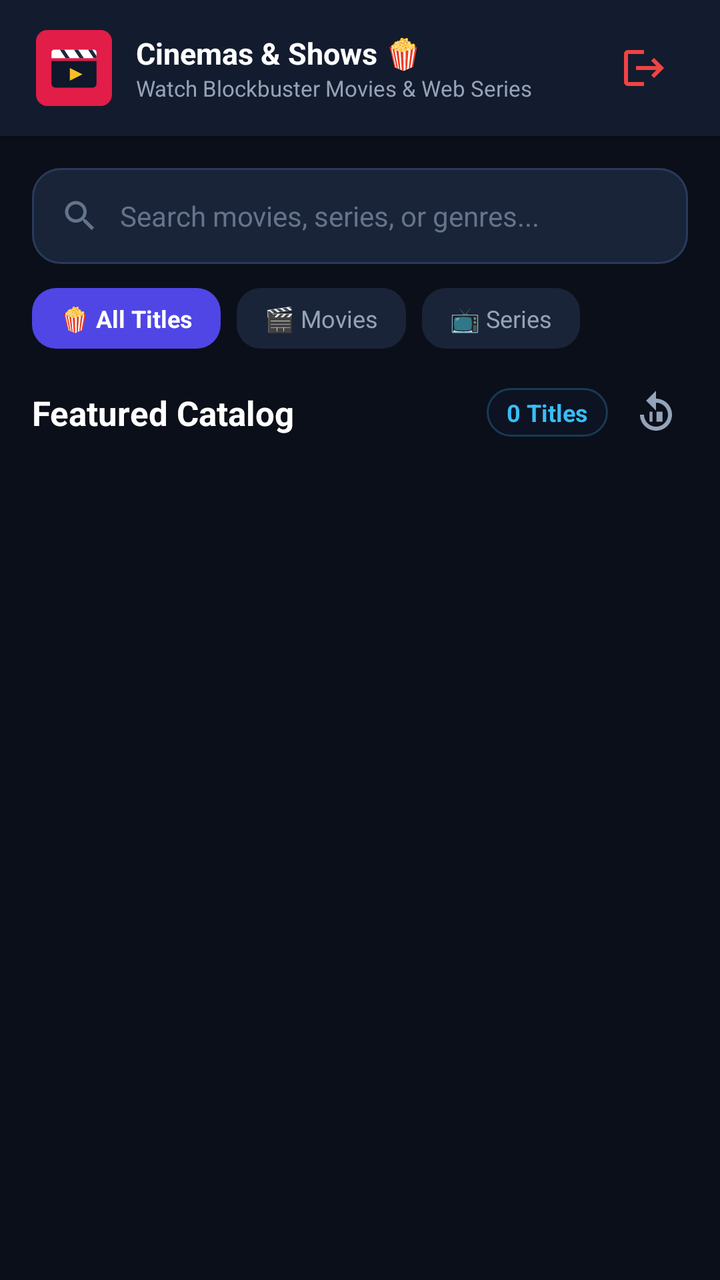
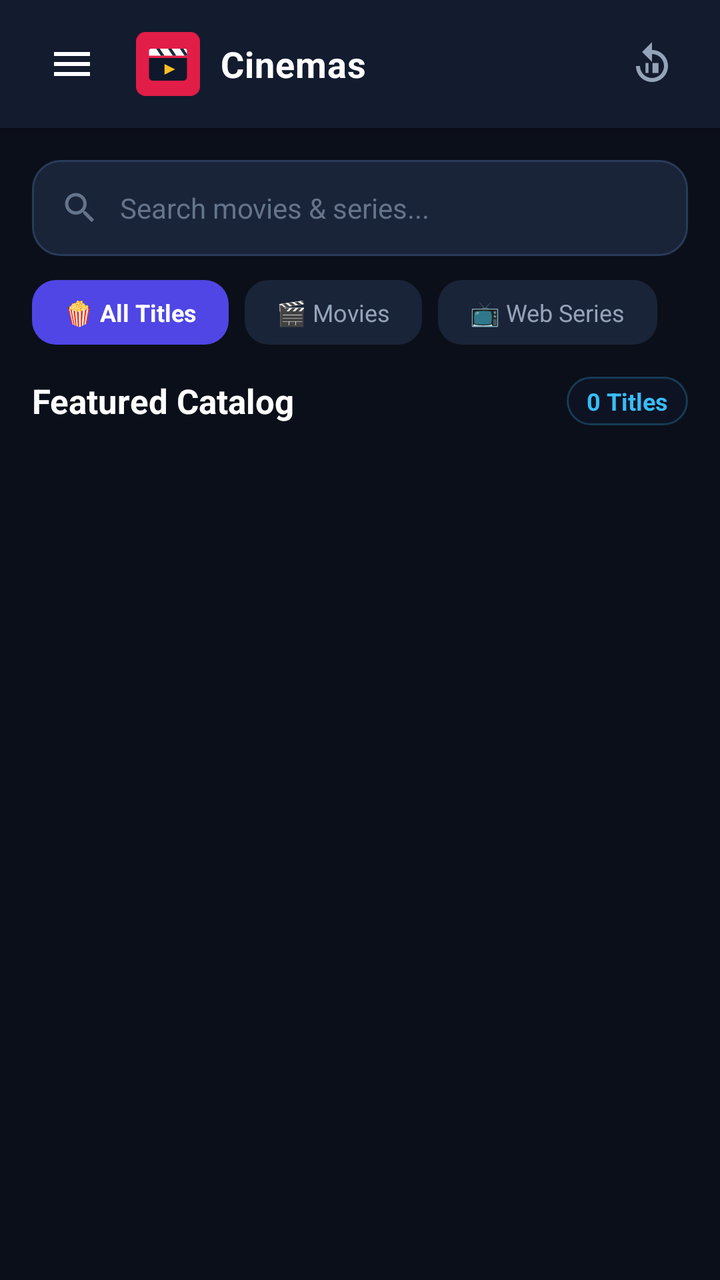

Compare the two renders of this Android layout. The source of the first and the diff that turns it into the second are given below.
<!-- AndroidManifest.xml: application theme Theme.CinemasApp -->
<!-- res/layout/activity_main.xml -->
﻿<?xml version="1.0" encoding="utf-8"?>
<LinearLayout xmlns:android="http://schemas.android.com/apk/res/android"
    android:layout_width="match_parent"
    android:layout_height="match_parent"
    android:orientation="vertical"
    android:background="#0B0F19">

    
    <LinearLayout
        android:layout_width="match_parent"
        android:layout_height="68dp"
        android:background="#131B2E"
        android:gravity="center_vertical"
        android:paddingHorizontal="18dp"
        android:elevation="4dp">

        <ImageView
            android:layout_width="38dp"
            android:layout_height="38dp"
            android:src="@drawable/ic_cinema_logo"
            android:layout_marginEnd="12dp" />

        <LinearLayout
            android:layout_width="0dp"
            android:layout_height="wrap_content"
            android:layout_weight="1"
            android:orientation="vertical">

            <TextView
                android:id="@+id/tvUserWelcome"
                android:layout_width="wrap_content"
                android:layout_height="wrap_content"
                android:text="Cinemas &amp; Shows 🍿"
                android:textColor="#FFFFFF"
                android:textSize="15sp"
                android:textStyle="bold" />

            <TextView
                android:layout_width="wrap_content"
                android:layout_height="wrap_content"
                android:text="Watch Blockbuster Movies &amp; Web Series"
                android:textColor="#94A3B8"
                android:textSize="11sp" />
        </LinearLayout>

        <ImageButton
            android:id="@+id/btnLogout"
            android:layout_width="40dp"
            android:layout_height="40dp"
            android:src="@drawable/ic_logout"
            android:background="?attr/selectableItemBackgroundBorderless"
            android:tint="#EF4444"
            android:contentDescription="Logout" />
    </LinearLayout>

    
    <LinearLayout
        android:layout_width="match_parent"
        android:layout_height="wrap_content"
        android:orientation="vertical"
        android:padding="16dp">

        
        <LinearLayout
            android:layout_width="match_parent"
            android:layout_height="48dp"
            android:background="@drawable/bg_input_field"
            android:gravity="center_vertical"
            android:paddingHorizontal="14dp">

            <ImageView
                android:layout_width="20dp"
                android:layout_height="20dp"
                android:src="@drawable/ic_search"
                android:tint="#64748B" />

            <EditText
                android:id="@+id/etSearchCourses"
                android:layout_width="match_parent"
                android:layout_height="match_parent"
                android:background="@null"
                android:hint="Search movies, series, or genres..."
                android:textColorHint="#64748B"
                android:textColor="#FFFFFF"
                android:textSize="14sp"
                android:paddingStart="10dp"
                android:imeOptions="actionSearch"
                android:singleLine="true" />
        </LinearLayout>

        
        <LinearLayout
            android:layout_width="match_parent"
            android:layout_height="wrap_content"
            android:orientation="horizontal"
            android:layout_marginTop="12dp">

            <TextView
                android:id="@+id/tvTabAll"
                android:layout_width="wrap_content"
                android:layout_height="wrap_content"
                android:text="🍿 All Titles"
                android:textColor="#FFFFFF"
                android:textSize="12sp"
                android:textStyle="bold"
                android:paddingHorizontal="14dp"
                android:paddingVertical="7dp"
                android:background="@drawable/bg_tab_active"
                android:layout_marginEnd="8dp" />

            <TextView
                android:id="@+id/tvTabPaid"
                android:layout_width="wrap_content"
                android:layout_height="wrap_content"
                android:text="🎬 Movies"
                android:textColor="#94A3B8"
                android:textSize="12sp"
                android:paddingHorizontal="14dp"
                android:paddingVertical="7dp"
                android:background="@drawable/bg_tab_inactive"
                android:layout_marginEnd="8dp" />

            <TextView
                android:id="@+id/tvTabFree"
                android:layout_width="wrap_content"
                android:layout_height="wrap_content"
                android:text="📺 Series"
                android:textColor="#94A3B8"
                android:textSize="12sp"
                android:paddingHorizontal="14dp"
                android:paddingVertical="7dp"
                android:background="@drawable/bg_tab_inactive" />
        </LinearLayout>
    </LinearLayout>

    
    <LinearLayout
        android:layout_width="match_parent"
        android:layout_height="wrap_content"
        android:orientation="horizontal"
        android:paddingHorizontal="16dp"
        android:layout_marginBottom="10dp"
        android:gravity="center_vertical">

        <TextView
            android:layout_width="0dp"
            android:layout_height="wrap_content"
            android:layout_weight="1"
            android:text="Featured Catalog"
            android:textColor="#FFFFFF"
            android:textSize="17sp"
            android:textStyle="bold" />

        <TextView
            android:id="@+id/tvCourseCountBadge"
            android:layout_width="wrap_content"
            android:layout_height="wrap_content"
            android:text="0 Titles"
            android:textColor="#38BDF8"
            android:textSize="12sp"
            android:textStyle="bold"
            android:background="@drawable/bg_glass_pill"
            android:paddingHorizontal="10dp"
            android:paddingVertical="4dp"
            android:layout_marginEnd="8dp" />

        <ImageButton
            android:id="@+id/btnRefresh"
            android:layout_width="32dp"
            android:layout_height="32dp"
            android:src="@drawable/ic_replay_10"
            android:background="?attr/selectableItemBackgroundBorderless"
            android:tint="#94A3B8"
            android:contentDescription="Refresh" />
    </LinearLayout>

    
    <LinearLayout
        android:id="@+id/layoutEmptyState"
        android:layout_width="match_parent"
        android:layout_height="0dp"
        android:layout_weight="1"
        android:orientation="vertical"
        android:gravity="center"
        android:padding="32dp"
        android:visibility="gone">

        <ImageView
            android:layout_width="72dp"
            android:layout_height="72dp"
            android:src="@drawable/ic_play_arrow"
            android:tint="#334155" />

        <TextView
            android:id="@+id/tvEmptyTitle"
            android:layout_width="wrap_content"
            android:layout_height="wrap_content"
            android:text="No titles available yet"
            android:textColor="#FFFFFF"
            android:textSize="16sp"
            android:textStyle="bold"
            android:layout_marginTop="16dp" />

        <TextView
            android:layout_width="wrap_content"
            android:layout_height="wrap_content"
            android:text="Check back soon for new movies and seasons."
            android:textColor="#64748B"
            android:textSize="13sp"
            android:layout_marginTop="6dp"
            android:textAlignment="center" />
    </LinearLayout>

    
    <androidx.recyclerview.widget.RecyclerView
        android:id="@+id/recyclerViewCourses"
        android:layout_width="match_parent"
        android:layout_height="0dp"
        android:layout_weight="1"
        android:paddingHorizontal="12dp"
        android:paddingBottom="16dp"
        android:clipToPadding="false" />

</LinearLayout>
<!-- resources referenced by this layout -->
<resources>
  <!-- drawable bg_glass_pill (drawable) -->
  <?xml version="1.0" encoding="utf-8"?>
  <shape xmlns:android="http://schemas.android.com/apk/res/android"
      android:shape="rectangle">
      <corners android:radius="20dp" />
      <solid android:color="#990F172A" />
      <stroke android:width="1dp" android:color="#4038BDF8" />
  </shape>
  <!-- drawable bg_input_field (drawable) -->
  <?xml version="1.0" encoding="utf-8"?>
  <shape xmlns:android="http://schemas.android.com/apk/res/android"
      android:shape="rectangle">
      <corners android:radius="14dp" />
      <solid android:color="#1A2438" />
      <stroke android:width="1dp" android:color="#2A3B5A" />
  </shape>
  <!-- drawable bg_tab_active (drawable) -->
  <?xml version="1.0" encoding="utf-8"?>
  <shape xmlns:android="http://schemas.android.com/apk/res/android"
      android:shape="rectangle">
      <corners android:radius="12dp" />
      <solid android:color="#4F46E5" />
  </shape>
  <!-- drawable bg_tab_inactive (drawable) -->
  <?xml version="1.0" encoding="utf-8"?>
  <shape xmlns:android="http://schemas.android.com/apk/res/android"
      android:shape="rectangle">
      <corners android:radius="12dp" />
      <solid android:color="#1A2438" />
  </shape>
  <!-- drawable ic_logout (drawable) -->
  <vector xmlns:android="http://schemas.android.com/apk/res/android"
      android:width="24dp"
      android:height="24dp"
      android:viewportWidth="24"
      android:viewportHeight="24">
      <path
          android:fillColor="#FFFFFFFF"
          android:pathData="M17,7l-1.41,1.41L18.17,11H8v2h10.17l-2.58,2.58L17,17l5,-5zM4,5h8V3H4c-1.1,0 -2,0.9 -2,2v14c0,1.1 0.9,2 2,2h8v-2H4V5z"/>
  </vector>
  <!-- drawable ic_play_arrow (drawable) -->
  <vector xmlns:android="http://schemas.android.com/apk/res/android"
      android:width="24dp"
      android:height="24dp"
      android:viewportWidth="24"
      android:viewportHeight="24">
      <path
          android:fillColor="#FFFFFFFF"
          android:pathData="M8,5v14l11,-7z"/>
  </vector>
  <!-- drawable ic_replay_10 (drawable) -->
  <vector xmlns:android="http://schemas.android.com/apk/res/android"
      android:width="24dp"
      android:height="24dp"
      android:viewportWidth="24"
      android:viewportHeight="24">
      <path
          android:fillColor="#FFFFFFFF"
          android:pathData="M12,5V1L7,6l5,5V7c3.31,0 6,2.69 6,6s-2.69,6 -6,6 -6,-2.69 -6,-6H4c0,4.42 3.58,8 8,8s8,-3.58 8,-8 -3.58,-8 -8,-8zM10.25,16.5h-1.5v-5h1.5v5zM15.25,16.5h-3v-5h3v5z"/>
  </vector>
  <!-- drawable ic_search (drawable) -->
  <vector xmlns:android="http://schemas.android.com/apk/res/android"
      android:width="24dp"
      android:height="24dp"
      android:viewportWidth="24"
      android:viewportHeight="24">
      <path
          android:fillColor="#FFFFFFFF"
          android:pathData="M15.5,14h-0.79l-0.28,-0.27C15.41,12.59 16,11.11 16,9.5 16,5.91 13.09,3 9.5,3S3,5.91 3,9.5 5.91,16 9.5,16c1.61,0 3.09,-0.59 4.23,-1.57l0.27,0.28v0.79l5,4.99L20.49,19l-4.99,-5zm-6,0C7.01,14 5,11.99 5,9.5S7.01,5 9.5,5 14,7.01 14,9.5 11.99,14 9.5,14z"/>
  </vector>
  <style name="Theme.CinemasApp" parent="Theme.MaterialComponents.DayNight.NoActionBar">
          <item name="colorPrimary">#E11D48</item>
          <item name="colorPrimaryVariant">#BE123C</item>
          <item name="colorOnPrimary">#FFFFFF</item>
          <item name="colorSecondary">#F59E0B</item>
          <item name="colorOnSecondary">#0B0F19</item>
          <item name="android:statusBarColor">#0B0F19</item>
          <item name="android:navigationBarColor">#0B0F19</item>
          <item name="android:windowBackground">#0B0F19</item>
      </style>
  <!-- unchanged entries left out for length: 1 -->
</resources>

<!-- the commit's change to res/layout/activity_main.xml (unified diff, before → after) -->
@@ -1,224 +1,368 @@
 ﻿<?xml version="1.0" encoding="utf-8"?>
-<LinearLayout xmlns:android="http://schemas.android.com/apk/res/android"
+<androidx.drawerlayout.widget.DrawerLayout xmlns:android="http://schemas.android.com/apk/res/android"
+    android:id="@+id/drawerLayout"
     android:layout_width="match_parent"
     android:layout_height="match_parent"
-    android:orientation="vertical"
     android:background="#0B0F19">
 
     
     <LinearLayout
         android:layout_width="match_parent"
-        android:layout_height="68dp"
-        android:background="#131B2E"
-        android:gravity="center_vertical"
-        android:paddingHorizontal="18dp"
-        android:elevation="4dp">
-
-        <ImageView
-            android:layout_width="38dp"
-            android:layout_height="38dp"
-            android:src="@drawable/ic_cinema_logo"
-            android:layout_marginEnd="12dp" />
-
-        <LinearLayout
-            android:layout_width="0dp"
+        android:layout_height="match_parent"
+        android:orientation="vertical"
+        android:background="#0B0F19">
+
+        
+        <LinearLayout
+            android:layout_width="match_parent"
+            android:layout_height="64dp"
+            android:background="#131B2E"
+            android:gravity="center_vertical"
+            android:paddingHorizontal="16dp"
+            android:elevation="4dp">
+
+            
+            <ImageButton
+                android:id="@+id/btnOpenDrawer"
+                android:layout_width="40dp"
+                android:layout_height="40dp"
+                android:src="@drawable/ic_menu"
+                android:background="?attr/selectableItemBackgroundBorderless"
+                android:tint="#FFFFFF"
+                android:contentDescription="Menu" />
+
+            <ImageView
+                android:layout_width="32dp"
+                android:layout_height="32dp"
+                android:src="@drawable/ic_cinema_logo"
+                android:layout_marginStart="12dp"
+                android:layout_marginEnd="10dp" />
+
+            <TextView
+                android:layout_width="0dp"
+                android:layout_height="wrap_content"
+                android:layout_weight="1"
+                android:text="Cinemas"
+                android:textColor="#FFFFFF"
+                android:textSize="18sp"
+                android:textStyle="bold"
+                android:letterSpacing="0.02" />
+
+            <ImageButton
+                android:id="@+id/btnRefresh"
+                android:layout_width="36dp"
+                android:layout_height="36dp"
+                android:src="@drawable/ic_replay_10"
+                android:background="?attr/selectableItemBackgroundBorderless"
+                android:tint="#94A3B8"
+                android:contentDescription="Refresh" />
+        </LinearLayout>
+
+        
+        <LinearLayout
+            android:layout_width="match_parent"
             android:layout_height="wrap_content"
+            android:orientation="vertical"
+            android:padding="16dp">
+
+            
+            <LinearLayout
+                android:layout_width="match_parent"
+                android:layout_height="48dp"
+                android:background="@drawable/bg_input_field"
+                android:gravity="center_vertical"
+                android:paddingHorizontal="14dp">
+
+                <ImageView
+                    android:layout_width="20dp"
+                    android:layout_height="20dp"
+                    android:src="@drawable/ic_search"
+                    android:tint="#64748B" />
+
+                <EditText
+                    android:id="@+id/etSearchMedia"
+                    android:layout_width="match_parent"
+                    android:layout_height="match_parent"
+                    android:background="@null"
+                    android:hint="Search movies &amp; series..."
+                    android:textColorHint="#64748B"
+                    android:textColor="#FFFFFF"
+                    android:textSize="14sp"
+                    android:paddingStart="10dp"
+                    android:imeOptions="actionSearch"
+                    android:singleLine="true" />
+            </LinearLayout>
+
+            
+            <LinearLayout
+                android:layout_width="match_parent"
+                android:layout_height="wrap_content"
+                android:orientation="horizontal"
+                android:layout_marginTop="12dp">
+
+                <TextView
+                    android:id="@+id/tvTabAll"
+                    android:layout_width="wrap_content"
+                    android:layout_height="wrap_content"
+                    android:text="🍿 All Titles"
+                    android:textColor="#FFFFFF"
+                    android:textSize="12sp"
+                    android:textStyle="bold"
+                    android:paddingHorizontal="16dp"
+                    android:paddingVertical="8dp"
+                    android:background="@drawable/bg_tab_active"
+                    android:layout_marginEnd="8dp" />
+
+                <TextView
+                    android:id="@+id/tvTabMovies"
+                    android:layout_width="wrap_content"
+                    android:layout_height="wrap_content"
+                    android:text="🎬 Movies"
+                    android:textColor="#94A3B8"
+                    android:textSize="12sp"
+                    android:paddingHorizontal="16dp"
+                    android:paddingVertical="8dp"
+                    android:background="@drawable/bg_tab_inactive"
+                    android:layout_marginEnd="8dp" />
+
+                <TextView
+                    android:id="@+id/tvTabSeries"
+                    android:layout_width="wrap_content"
+                    android:layout_height="wrap_content"
+                    android:text="📺 Web Series"
+                    android:textColor="#94A3B8"
+                    android:textSize="12sp"
+                    android:paddingHorizontal="16dp"
+                    android:paddingVertical="8dp"
+                    android:background="@drawable/bg_tab_inactive" />
+            </LinearLayout>
+        </LinearLayout>
+
+        
+        <LinearLayout
+            android:layout_width="match_parent"
+            android:layout_height="wrap_content"
+            android:orientation="horizontal"
+            android:paddingHorizontal="16dp"
+            android:layout_marginBottom="10dp"
+            android:gravity="center_vertical">
+
+            <TextView
+                android:layout_width="0dp"
+                android:layout_height="wrap_content"
+                android:layout_weight="1"
+                android:text="Featured Catalog"
+                android:textColor="#FFFFFF"
+                android:textSize="17sp"
+                android:textStyle="bold" />
+
+            <TextView
+                android:id="@+id/tvMediaCountBadge"
+                android:layout_width="wrap_content"
+                android:layout_height="wrap_content"
+                android:text="0 Titles"
+                android:textColor="#38BDF8"
+                android:textSize="12sp"
+                android:textStyle="bold"
+                android:background="@drawable/bg_glass_pill"
+                android:paddingHorizontal="10dp"
+                android:paddingVertical="4dp" />
+        </LinearLayout>
+
+        
+        <LinearLayout
+            android:id="@+id/layoutEmptyState"
+            android:layout_width="match_parent"
+            android:layout_height="0dp"
             android:layout_weight="1"
-            android:orientation="vertical">
-
-            <TextView
-                android:id="@+id/tvUserWelcome"
-                android:layout_width="wrap_content"
-                android:layout_height="wrap_content"
-                android:text="Cinemas &amp; Shows 🍿"
-                android:textColor="#FFFFFF"
-                android:textSize="15sp"
-                android:textStyle="bold" />
-
-            <TextView
-                android:layout_width="wrap_content"
-                android:layout_height="wrap_content"
-                android:text="Watch Blockbuster Movies &amp; Web Series"
-                android:textColor="#94A3B8"
-                android:textSize="11sp" />
-        </LinearLayout>
-
-        <ImageButton
-            android:id="@+id/btnLogout"
-            android:layout_width="40dp"
-            android:layout_height="40dp"
-            android:src="@drawable/ic_logout"
-            android:background="?attr/selectableItemBackgroundBorderless"
-            android:tint="#EF4444"
-            android:contentDescription="Logout" />
+            android:orientation="vertical"
+            android:gravity="center"
+            android:padding="32dp"
+            android:visibility="gone">
+
+            <ImageView
+                android:layout_width="72dp"
+                android:layout_height="72dp"
+                android:src="@drawable/ic_play_arrow"
+                android:tint="#334155" />
+
+            <TextView
+                android:id="@+id/tvEmptyTitle"
+                android:layout_width="wrap_content"
+                android:layout_height="wrap_content"
+                android:text="No titles available yet"
+                android:textColor="#FFFFFF"
+                android:textSize="16sp"
+                android:textStyle="bold"
+                android:layout_marginTop="16dp" />
+
+            <TextView
+                android:layout_width="wrap_content"
+                android:layout_height="wrap_content"
+                android:text="Check back soon for new blockbuster movies and shows."
+                android:textColor="#64748B"
+                android:textSize="13sp"
+                android:layout_marginTop="6dp"
+                android:textAlignment="center" />
+        </LinearLayout>
+
+        
+        <androidx.recyclerview.widget.RecyclerView
+            android:id="@+id/recyclerViewMedia"
+            android:layout_width="match_parent"
+            android:layout_height="0dp"
+            android:layout_weight="1"
+            android:paddingHorizontal="10dp"
+            android:paddingBottom="16dp"
+            android:clipToPadding="false" />
+
     </LinearLayout>
 
     
     <LinearLayout
-        android:layout_width="match_parent"
-        android:layout_height="wrap_content"
+        android:id="@+id/navDrawer"
+        android:layout_width="290dp"
+        android:layout_height="match_parent"
+        android:layout_gravity="start"
         android:orientation="vertical"
-        android:padding="16dp">
-
-        
-        <LinearLayout
-            android:layout_width="match_parent"
-            android:layout_height="48dp"
-            android:background="@drawable/bg_input_field"
-            android:gravity="center_vertical"
-            android:paddingHorizontal="14dp">
+        android:background="#0F172A"
+        android:clickable="true"
+        android:focusable="true">
+
+        
+        <LinearLayout
+            android:layout_width="match_parent"
+            android:layout_height="wrap_content"
+            android:orientation="vertical"
+            android:padding="24dp"
+            android:background="#1E293B">
 
             <ImageView
-                android:layout_width="20dp"
-                android:layout_height="20dp"
-                android:src="@drawable/ic_search"
-                android:tint="#64748B" />
-
-            <EditText
-                android:id="@+id/etSearchCourses"
+                android:layout_width="54dp"
+                android:layout_height="54dp"
+                android:src="@drawable/ic_cinema_logo"
+                android:layout_marginBottom="12dp" />
+
+            <TextView
+                android:id="@+id/tvDrawerUserName"
+                android:layout_width="wrap_content"
+                android:layout_height="wrap_content"
+                android:text="Cinemas Subscriber"
+                android:textColor="#FFFFFF"
+                android:textSize="17sp"
+                android:textStyle="bold" />
+
+            <TextView
+                android:id="@+id/tvDrawerUserPhone"
+                android:layout_width="wrap_content"
+                android:layout_height="wrap_content"
+                android:text="Mobile: N/A"
+                android:textColor="#F43F5E"
+                android:textSize="12sp"
+                android:textStyle="bold"
+                android:layout_marginTop="3dp" />
+
+            <TextView
+                android:id="@+id/tvDrawerUserEmail"
+                android:layout_width="wrap_content"
+                android:layout_height="wrap_content"
+                android:text="user@cinemas.in"
+                android:textColor="#94A3B8"
+                android:textSize="11sp"
+                android:layout_marginTop="2dp" />
+        </LinearLayout>
+
+        
+        <ScrollView
+            android:layout_width="match_parent"
+            android:layout_height="0dp"
+            android:layout_weight="1"
+            android:padding="16dp">
+
+            <LinearLayout
                 android:layout_width="match_parent"
-                android:layout_height="match_parent"
-                android:background="@null"
-                android:hint="Search movies, series, or genres..."
-                android:textColorHint="#64748B"
+                android:layout_height="wrap_content"
+                android:orientation="vertical">
+
+                <TextView
+                    android:id="@+id/drawerItemAll"
+                    android:layout_width="match_parent"
+                    android:layout_height="48dp"
+                    android:gravity="center_vertical"
+                    android:text="🍿  All Movies &amp; Shows"
+                    android:textColor="#FFFFFF"
+                    android:textSize="14sp"
+                    android:textStyle="bold"
+                    android:paddingHorizontal="14dp"
+                    android:background="@drawable/bg_tab_active" />
+
+                <TextView
+                    android:id="@+id/drawerItemMovies"
+                    android:layout_width="match_parent"
+                    android:layout_height="48dp"
+                    android:gravity="center_vertical"
+                    android:text="🎬  Blockbuster Movies"
+                    android:textColor="#CBD5E1"
+                    android:textSize="14sp"
+                    android:paddingHorizontal="14dp"
+                    android:layout_marginTop="6dp" />
+
+                <TextView
+                    android:id="@+id/drawerItemSeries"
+                    android:layout_width="match_parent"
+                    android:layout_height="48dp"
+                    android:gravity="center_vertical"
+                    android:text="📺  Web Series &amp; Shows"
+                    android:textColor="#CBD5E1"
+                    android:textSize="14sp"
+                    android:paddingHorizontal="14dp"
+                    android:layout_marginTop="6dp" />
+
+                <View
+                    android:layout_width="match_parent"
+                    android:layout_height="1dp"
+                    android:background="#334155"
+                    android:layout_marginVertical="16dp" />
+
+                <TextView
+                    android:layout_width="match_parent"
+                    android:layout_height="wrap_content"
+                    android:text="🔒 Private HD Streaming"
+                    android:textColor="#64748B"
+                    android:textSize="12sp"
+                    android:paddingHorizontal="14dp" />
+
+                <TextView
+                    android:layout_width="match_parent"
+                    android:layout_height="wrap_content"
+                    android:text="Anti-Piracy Protected Engine"
+                    android:textColor="#475569"
+                    android:textSize="11sp"
+                    android:paddingHorizontal="14dp"
+                    android:layout_marginTop="2dp" />
+
+            </LinearLayout>
+        </ScrollView>
+
+        
+        <LinearLayout
+            android:layout_width="match_parent"
+            android:layout_height="wrap_content"
+            android:orientation="vertical"
+            android:padding="16dp"
+            android:background="#1E293B">
+
+            <Button
+                android:id="@+id/btnDrawerLogout"
+                android:layout_width="match_parent"
+                android:layout_height="50dp"
+                android:text="🚪  Log Out"
                 android:textColor="#FFFFFF"
                 android:textSize="14sp"
-                android:paddingStart="10dp"
-                android:imeOptions="actionSearch"
-                android:singleLine="true" />
-        </LinearLayout>
-
-        
-        <LinearLayout
-            android:layout_width="match_parent"
-            android:layout_height="wrap_content"
-            android:orientation="horizontal"
-            android:layout_marginTop="12dp">
-
-            <TextView
-                android:id="@+id/tvTabAll"
-                android:layout_width="wrap_content"
-                android:layout_height="wrap_content"
-                android:text="🍿 All Titles"
-                android:textColor="#FFFFFF"
-                android:textSize="12sp"
-                android:textStyle="bold"
-                android:paddingHorizontal="14dp"
-                android:paddingVertical="7dp"
-                android:background="@drawable/bg_tab_active"
-                android:layout_marginEnd="8dp" />
-
-            <TextView
-                android:id="@+id/tvTabPaid"
-                android:layout_width="wrap_content"
-                android:layout_height="wrap_content"
-                android:text="🎬 Movies"
-                android:textColor="#94A3B8"
-                android:textSize="12sp"
-                android:paddingHorizontal="14dp"
-                android:paddingVertical="7dp"
-                android:background="@drawable/bg_tab_inactive"
-                android:layout_marginEnd="8dp" />
-
-            <TextView
-                android:id="@+id/tvTabFree"
-                android:layout_width="wrap_content"
-                android:layout_height="wrap_content"
-                android:text="📺 Series"
-                android:textColor="#94A3B8"
-                android:textSize="12sp"
-                android:paddingHorizontal="14dp"
-                android:paddingVertical="7dp"
-                android:background="@drawable/bg_tab_inactive" />
-        </LinearLayout>
+                android:textStyle="bold"
+                android:backgroundTint="#EF4444" />
+        </LinearLayout>
+
     </LinearLayout>
 
-    
-    <LinearLayout
-        android:layout_width="match_parent"
-        android:layout_height="wrap_content"
-        android:orientation="horizontal"
-        android:paddingHorizontal="16dp"
-        android:layout_marginBottom="10dp"
-        android:gravity="center_vertical">
-
-        <TextView
-            android:layout_width="0dp"
-            android:layout_height="wrap_content"
-            android:layout_weight="1"
-            android:text="Featured Catalog"
-            android:textColor="#FFFFFF"
-            android:textSize="17sp"
-            android:textStyle="bold" />
-
-        <TextView
-            android:id="@+id/tvCourseCountBadge"
-            android:layout_width="wrap_content"
-            android:layout_height="wrap_content"
-            android:text="0 Titles"
-            android:textColor="#38BDF8"
-            android:textSize="12sp"
-            android:textStyle="bold"
-            android:background="@drawable/bg_glass_pill"
-            android:paddingHorizontal="10dp"
-            android:paddingVertical="4dp"
-            android:layout_marginEnd="8dp" />
-
-        <ImageButton
-            android:id="@+id/btnRefresh"
-            android:layout_width="32dp"
-            android:layout_height="32dp"
-            android:src="@drawable/ic_replay_10"
-            android:background="?attr/selectableItemBackgroundBorderless"
-            android:tint="#94A3B8"
-            android:contentDescription="Refresh" />
-    </LinearLayout>
-
-    
-    <LinearLayout
-        android:id="@+id/layoutEmptyState"
-        android:layout_width="match_parent"
-        android:layout_height="0dp"
-        android:layout_weight="1"
-        android:orientation="vertical"
-        android:gravity="center"
-        android:padding="32dp"
-        android:visibility="gone">
-
-        <ImageView
-            android:layout_width="72dp"
-            android:layout_height="72dp"
-            android:src="@drawable/ic_play_arrow"
-            android:tint="#334155" />
-
-        <TextView
-            android:id="@+id/tvEmptyTitle"
-            android:layout_width="wrap_content"
-            android:layout_height="wrap_content"
-            android:text="No titles available yet"
-            android:textColor="#FFFFFF"
-            android:textSize="16sp"
-            android:textStyle="bold"
-            android:layout_marginTop="16dp" />
-
-        <TextView
-            android:layout_width="wrap_content"
-            android:layout_height="wrap_content"
-            android:text="Check back soon for new movies and seasons."
-            android:textColor="#64748B"
-            android:textSize="13sp"
-            android:layout_marginTop="6dp"
-            android:textAlignment="center" />
-    </LinearLayout>
-
-    
-    <androidx.recyclerview.widget.RecyclerView
-        android:id="@+id/recyclerViewCourses"
-        android:layout_width="match_parent"
-        android:layout_height="0dp"
-        android:layout_weight="1"
-        android:paddingHorizontal="12dp"
-        android:paddingBottom="16dp"
-        android:clipToPadding="false" />
-
-</LinearLayout>
+</androidx.drawerlayout.widget.DrawerLayout>
<!-- resource entries referenced after the edit -->
@@ -30,7 +30,7 @@
       <corners android:radius="12dp" />
       <solid android:color="#1A2438" />
   </shape>
-  <!-- drawable ic_logout (drawable) -->
+  <!-- drawable ic_menu (drawable) -->
   <vector xmlns:android="http://schemas.android.com/apk/res/android"
       android:width="24dp"
       android:height="24dp"
@@ -38,7 +38,7 @@
       android:viewportHeight="24">
       <path
           android:fillColor="#FFFFFFFF"
-          android:pathData="M17,7l-1.41,1.41L18.17,11H8v2h10.17l-2.58,2.58L17,17l5,-5zM4,5h8V3H4c-1.1,0 -2,0.9 -2,2v14c0,1.1 0.9,2 2,2h8v-2H4V5z"/>
+          android:pathData="M3,18h18v-2L3,16v2zM3,13h18v-2L3,11v2zM3,6v2h18L21,6L3,6z"/>
   </vector>
   <!-- drawable ic_play_arrow (drawable) -->
   <vector xmlns:android="http://schemas.android.com/apk/res/android"
